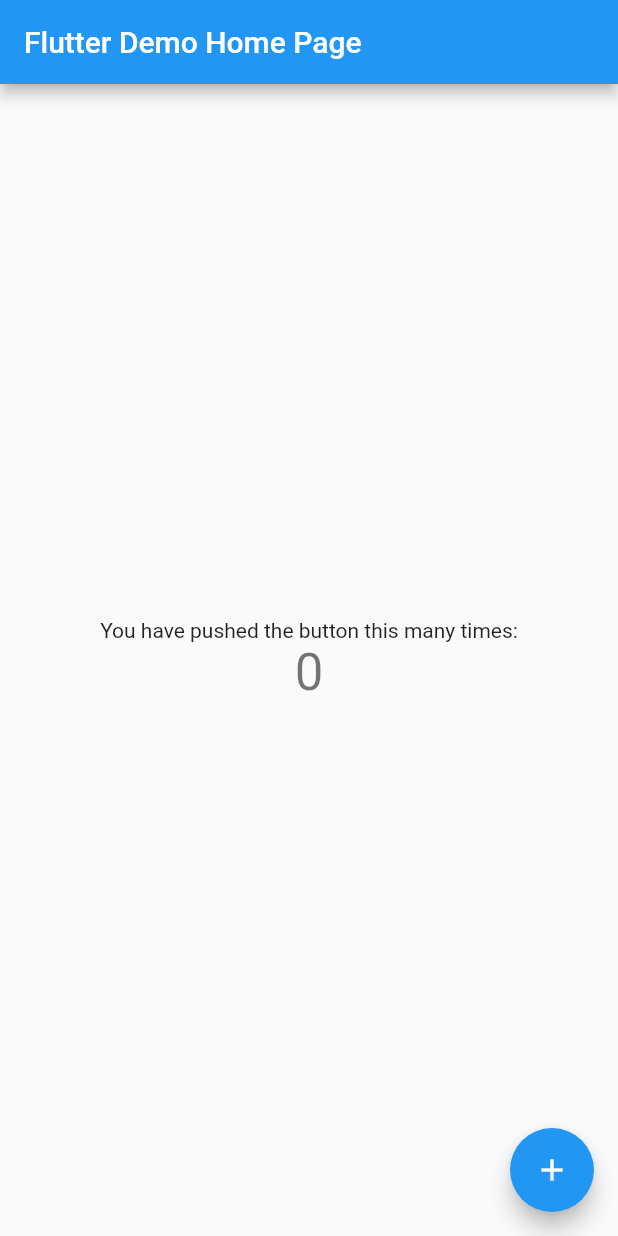
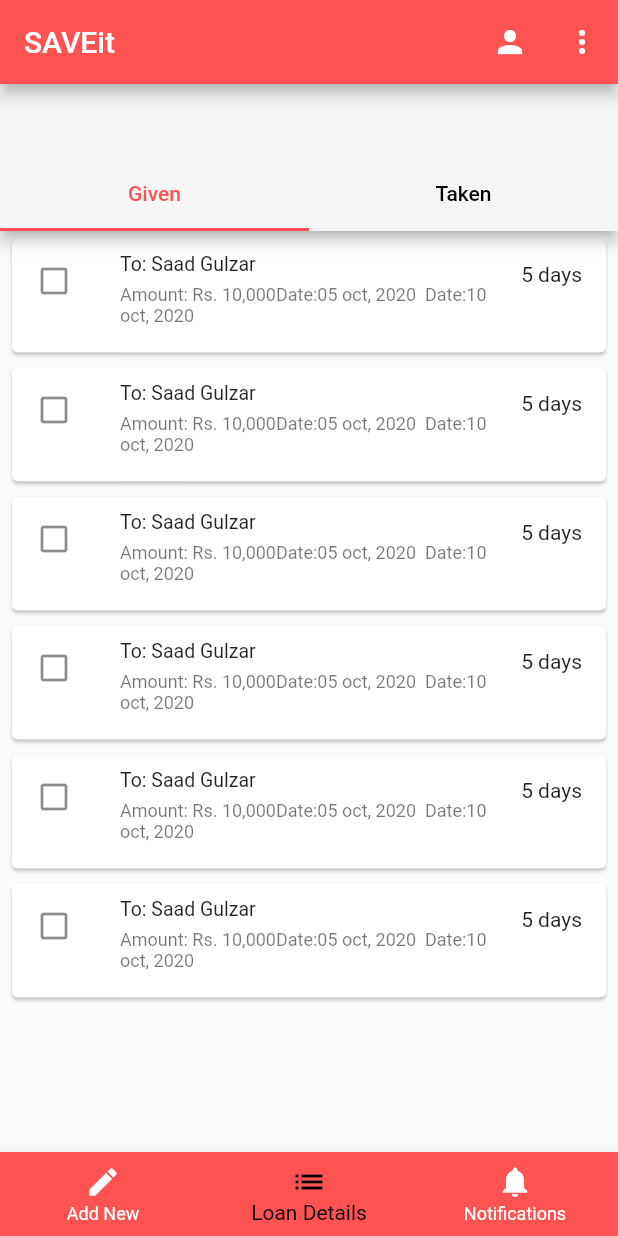
Before and after one commit to isaadgulzar/SAVEit, a Flutter app: the screen it shows after launch, on a phone screen of 412 x 824 dp. Run offline on Flutter 3.47's test engine with Material 2 defaults, Android fonts, the phone set to English and light mode, and no system bars.

Commit message:
UI version 1.0
Created UI for Add New, Loan Details Modules.

```diff
--- a/lib/main.dart
+++ b/lib/main.dart
@@ -1,117 +1,10 @@
 import 'package:flutter/material.dart';
+import 'ui/home.dart';
 
 void main() {
-  runApp(MyApp());
+  runApp(
+      MaterialApp(
+        home: Home(),
+      )
+  );
 }
-
-class MyApp extends StatelessWidget {
-  // This widget is the root of your application.
-  @override
-  Widget build(BuildContext context) {
-    return MaterialApp(
-      title: 'Flutter Demo',
-      theme: ThemeData(
-        // This is the theme of your application.
-        //
-        // Try running your application with "flutter run". You'll see the
-        // application has a blue toolbar. Then, without quitting the app, try
-        // changing the primarySwatch below to Colors.green and then invoke
-        // "hot reload" (press "r" in the console where you ran "flutter run",
-        // or simply save your changes to "hot reload" in a Flutter IDE).
-        // Notice that the counter didn't reset back to zero; the application
-        // is not restarted.
-        primarySwatch: Colors.blue,
-        // This makes the visual density adapt to the platform that you run
-        // the app on. For desktop platforms, the controls will be smaller and
-        // closer together (more dense) than on mobile platforms.
-        visualDensity: VisualDensity.adaptivePlatformDensity,
-      ),
-      home: MyHomePage(title: 'Flutter Demo Home Page'),
-    );
-  }
-}
-
-class MyHomePage extends StatefulWidget {
-  MyHomePage({Key key, this.title}) : super(key: key);
-
-  // This widget is the home page of your application. It is stateful, meaning
-  // that it has a State object (defined below) that contains fields that affect
-  // how it looks.
-
-  // This class is the configuration for the state. It holds the values (in this
-  // case the title) provided by the parent (in this case the App widget) and
-  // used by the build method of the State. Fields in a Widget subclass are
-  // always marked "final".
-
-  final String title;
-
-  @override
-  _MyHomePageState createState() => _MyHomePageState();
-}
-
-class _MyHomePageState extends State<MyHomePage> {
-  int _counter = 0;
-
-  void _incrementCounter() {
-    setState(() {
-      // This call to setState tells the Flutter framework that something has
-      // changed in this State, which causes it to rerun the build method below
-      // so that the display can reflect the updated values. If we changed
-      // _counter without calling setState(), then the build method would not be
-      // called again, and so nothing would appear to happen.
-      _counter++;
-    });
-  }
-
-  @override
-  Widget build(BuildContext context) {
-    // This method is rerun every time setState is called, for instance as done
-    // by the _incrementCounter method above.
-    //
-    // The Flutter framework has been optimized to make rerunning build methods
-    // fast, so that you can just rebuild anything that needs updating rather
-    // than having to individually change instances of widgets.
-    return Scaffold(
-      appBar: AppBar(
-        // Here we take the value from the MyHomePage object that was created by
-        // the App.build method, and use it to set our appbar title.
-        title: Text(widget.title),
-      ),
-      body: Center(
-        // Center is a layout widget. It takes a single child and positions it
-        // in the middle of the parent.
-        child: Column(
-          // Column is also a layout widget. It takes a list of children and
-          // arranges them vertically. By default, it sizes itself to fit its
-          // children horizontally, and tries to be as tall as its parent.
-          //
-          // Invoke "debug painting" (press "p" in the console, choose the
-          // "Toggle Debug Paint" action from the Flutter Inspector in Android
-          // Studio, or the "Toggle Debug Paint" command in Visual Studio Code)
-          // to see the wireframe for each widget.
-          //
-          // Column has various properties to control how it sizes itself and
-          // how it positions its children. Here we use mainAxisAlignment to
-          // center the children vertically; the main axis here is the vertical
-          // axis because Columns are vertical (the cross axis would be
-          // horizontal).
-          mainAxisAlignment: MainAxisAlignment.center,
-          children: <Widget>[
-            Text(
-              'You have pushed the button this many times:',
-            ),
-            Text(
-              '$_counter',
-              style: Theme.of(context).textTheme.headline4,
-            ),
-          ],
-        ),
-      ),
-      floatingActionButton: FloatingActionButton(
-        onPressed: _incrementCounter,
-        tooltip: 'Increment',
-        child: Icon(Icons.add),
-      ), // This trailing comma makes auto-formatting nicer for build methods.
-    );
-  }
-}
--- /dev/null
+++ b/lib/ui/home.dart
@@ -0,0 +1,47 @@
+import 'package:SAVEit/ui/add_new.dart';
+import 'package:SAVEit/ui/loan_details.dart';
+import 'package:flutter/material.dart';
+
+class Home extends StatefulWidget {
+  @override
+  _HomeState createState() => _HomeState();
+}
+
+class _HomeState extends State<Home> {
+  int _currentIndex = 1;
+  final tabs = [
+    Center( child: AddNew()),
+    Center( child: LoanDetails()),
+    Center( child: Text('Updating Soon!')),
+  ];
+  @override
+  Widget build(BuildContext context) {
+    return Scaffold(
+      appBar: AppBar(
+        title: Text('SAVEit'),
+        backgroundColor: Colors.redAccent,
+        actions: [
+          IconButton(icon: Icon(Icons.person, color: Colors.white)),
+          IconButton(icon: Icon(Icons.more_vert,color: Colors.white,))
+        ],
+      ),
+      body: tabs[_currentIndex],
+      bottomNavigationBar: BottomNavigationBar(
+        currentIndex: _currentIndex,
+        items: [
+          BottomNavigationBarItem(icon: Icon(Icons.create), label: 'Add New'),
+          BottomNavigationBarItem(icon: Icon(Icons.list), label: 'Loan Details'),
+          BottomNavigationBarItem(icon: Icon(Icons.notifications), label: 'Notifications'),
+        ],
+        onTap: (index) {
+          setState(() {
+            _currentIndex = index;
+          });
+        },
+        backgroundColor: Colors.redAccent,
+        selectedItemColor: Colors.black,
+        unselectedItemColor: Colors.white,
+      ),
+    );
+  }
+}
--- /dev/null
+++ b/lib/ui/loan_details.dart
@@ -0,0 +1,141 @@
+import 'package:flutter/material.dart';
+
+class LoanDetails extends StatefulWidget {
+  @override
+  _LoanDetailsState createState() => _LoanDetailsState();
+}
+
+
+class _LoanDetailsState extends State<LoanDetails> {
+  List<String> loanRecords = ["Two","dsfs"];
+  @override
+  Widget build(BuildContext context) {
+    return DefaultTabController(
+        length: 2,
+        initialIndex: 0,
+        child: Scaffold(
+          appBar: AppBar(
+            backgroundColor: Colors.grey.shade100,
+            toolbarHeight: 50,
+            bottom: TabBar(
+              tabs: [
+                Tab(text: 'Given'),
+                Tab(text: 'Taken'),
+              ],
+              labelColor: Colors.redAccent,
+              unselectedLabelColor: Colors.black,
+              indicatorColor: Colors.redAccent,
+            ),
+          ),
+          body: TabBarView(
+              children: [
+                Container(
+                  child: Column(
+                    children: [
+                      Padding(
+                        padding: const EdgeInsets.symmetric(vertical: 1.0,horizontal: 4.0),
+                        child: Card(
+                          child: ListTile(
+                            leading: Icon(Icons.check_box_outline_blank),
+                            title: Text('To: Saad Gulzar'),
+                            subtitle: Text("Amount: Rs. 10,000"
+                                "Date:05 oct, 2020  " "Date:10 oct, 2020  "),
+                            isThreeLine: true,
+                            trailing: Text('5 days'),
+                            dense: true,
+                          ),
+                        ),
+                      ),
+                      Padding(
+                        padding: const EdgeInsets.symmetric(vertical: 1.0,horizontal: 4.0),
+                        child: Card(
+                          child: ListTile(
+                            leading: Icon(Icons.check_box_outline_blank),
+                            title: Text('To: Saad Gulzar'),
+                            subtitle: Text("Amount: Rs. 10,000"
+                                "Date:05 oct, 2020  " "Date:10 oct, 2020  "),
+                            isThreeLine: true,
+                            trailing: Text('5 days'),
+                            dense: true,
+                          ),
+                        ),
+                      ),
+                      Padding(
+                        padding: const EdgeInsets.symmetric(vertical: 1.0,horizontal: 4.0),
+                        child: Card(
+                          child: ListTile(
+                            leading: Icon(Icons.check_box_outline_blank),
+                            title: Text('To: Saad Gulzar'),
+                            subtitle: Text("Amount: Rs. 10,000"
+                                "Date:05 oct, 2020  " "Date:10 oct, 2020  "),
+                            isThreeLine: true,
+                            trailing: Text('5 days'),
+                            dense: true,
+                          ),
+                        ),
+                      ),
+                      Padding(
+                        padding: const EdgeInsets.symmetric(vertical: 1.0,horizontal: 4.0),
+                        child: Card(
+                          child: ListTile(
+                            leading: Icon(Icons.check_box_outline_blank),
+                            title: Text('To: Saad Gulzar'),
+                            subtitle: Text("Amount: Rs. 10,000"
+                                "Date:05 oct, 2020  " "Date:10 oct, 2020  "),
+                            isThreeLine: true,
+                            trailing: Text('5 days'),
+                            dense: true,
+                          ),
+                        ),
+                      ),
+                      Padding(
+                        padding: const EdgeInsets.symmetric(vertical: 1.0,horizontal: 4.0),
+                        child: Card(
+                          child: ListTile(
+                            leading: Icon(Icons.check_box_outline_blank),
+                            title: Text('To: Saad Gulzar'),
+                            subtitle: Text("Amount: Rs. 10,000"
+                                "Date:05 oct, 2020  " "Date:10 oct, 2020  "),
+                            isThreeLine: true,
+                            trailing: Text('5 days'),
+                            dense: true,
+                          ),
+                        ),
+                      ),
+                      Padding(
+                        padding: const EdgeInsets.symmetric(vertical: 1.0,horizontal: 4.0),
+                        child: Card(
+                          child: ListTile(
+                            leading: Icon(Icons.check_box_outline_blank),
+                            title: Text('To: Saad Gulzar'),
+                            subtitle: Text("Amount: Rs. 10,000"
+                                "Date:05 oct, 2020  " "Date:10 oct, 2020  "),
+                            isThreeLine: true,
+                            trailing: Text('5 days'),
+                            dense: true,
+                          ),
+                        ),
+                      ),
+                    ],
+                  ),
+
+                ),
+                Container(
+                  child: Center(
+                    child:  Text('Coming Soon!'),
+                  )
+                ),
+                // Text('data2')
+                // ListView.separated(
+                //     itemBuilder: (BuildContext context,index) {
+                //       return Text('$index');
+                //     },
+                //     separatorBuilder: (_,i) => Divider(),
+                //     itemCount: loanRecords.length,
+                // )
+              ]
+          ),
+        )
+    );
+  }
+}
```
Also changed, not shown: lib/ui/add_new.dart (added, +120 -0 lines).
